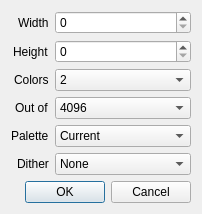
First picture: the form in src/importimagedialog.ui, repository Vesuri/excellence, before the edit.
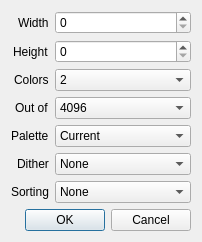
Second picture: the form after the edit.

Commit message: Wire up Out of precision and add palette Sorting to Import Image dialog

What changed in the file:
```diff
--- a/src/importimagedialog.ui
+++ b/src/importimagedialog.ui
@@ -220,6 +220,32 @@
        </item>
       </widget>
      </item>
+     <item row="6" column="0">
+      <widget class="QLabel" name="labelSorting">
+       <property name="text">
+        <string>Sorting</string>
+       </property>
+      </widget>
+     </item>
+     <item row="6" column="1">
+      <widget class="QComboBox" name="comboBoxSorting">
+       <item>
+        <property name="text">
+         <string>None</string>
+        </property>
+       </item>
+       <item>
+        <property name="text">
+         <string>Dark to light</string>
+        </property>
+       </item>
+       <item>
+        <property name="text">
+         <string>Light to dark</string>
+        </property>
+       </item>
+      </widget>
+     </item>
     </layout>
    </item>
    <item>
```
The commit also changes 9 other files.
